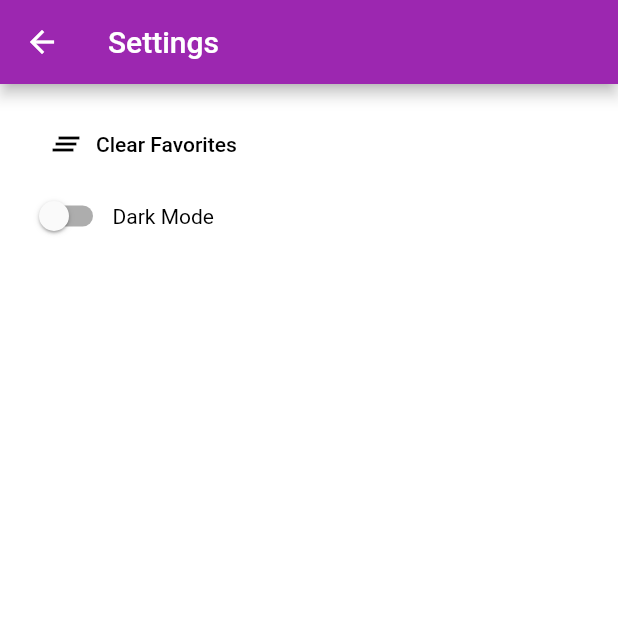
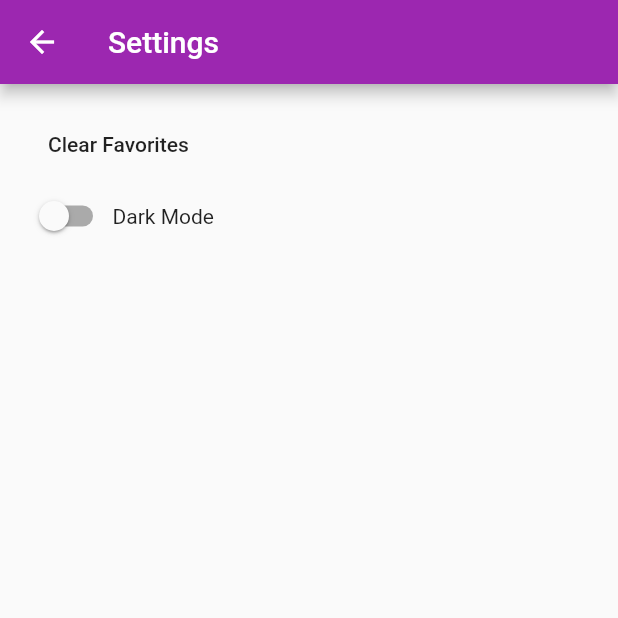
Before and after one commit to woyuwang/unit-converter, a Flutter app: the SettingsView screen opened directly, on a phone screen of 412 x 824 dp, the top half of it. Run offline on Flutter 3.47's test engine with Material 2 defaults, Android fonts, the phone set to English and light mode, and no system bars; our stand-ins replace shared_preferences; accounts and stored records are empty; network calls fail.

Commit message:
updated dark mode. version alpha 0.1.5b

```diff
--- a/lib/about-view.dart
+++ b/lib/about-view.dart
@@ -5,7 +5,6 @@ class AboutView extends StatelessWidget {
   @override
   Widget build(BuildContext context) {
     return Scaffold(
-      backgroundColor: Storage.darkMode ? Colors.grey[800] : Colors.white,
       appBar: AppBar(
         title: Text('About'),
       ),
@@ -19,7 +18,6 @@ class AboutView extends StatelessWidget {
               'Unit Converter',
               style: TextStyle(
                 fontSize: 24.0,
-                color: Storage.darkMode ? Colors.white : Colors.black,
               ),
             ),
             SizedBox(height: 12.0),
@@ -27,7 +25,6 @@ class AboutView extends StatelessWidget {
               'A handy app for all your conversion needs!',
               style: TextStyle(
                 fontSize: 16.0,
-                color: Storage.darkMode ? Colors.white : Colors.black,
               ),
             ),
             SizedBox(height: 8.0),
@@ -35,7 +32,6 @@ class AboutView extends StatelessWidget {
               'This is an app made from Dart and Flutter to support you in your quest to convert one unit to another.',
               style: TextStyle(
                 fontSize: 16.0,
-                color: Storage.darkMode ? Colors.white : Colors.black,
               ),
             ),
             SizedBox(height: 16.0),
@@ -43,7 +39,6 @@ class AboutView extends StatelessWidget {
               'Version: Alpha 0.1.5',
               style: TextStyle(
                 fontSize: 12.0,
-                color: Storage.darkMode ? Colors.white : Colors.black,
               ),
             ),
           ],
--- a/lib/settings-view.dart
+++ b/lib/settings-view.dart
@@ -10,7 +10,6 @@ class _SettingsViewState extends State<SettingsView> {
   @override
   Widget build(BuildContext context) {
     return Scaffold(
-      backgroundColor: Storage.darkMode ? Colors.grey[800] : Colors.white,
       appBar: AppBar(
         title: Text('Settings'),
       ),
@@ -21,13 +20,7 @@ class _SettingsViewState extends State<SettingsView> {
           crossAxisAlignment: CrossAxisAlignment.start,
           children: <Widget>[
             FlatButton(
-              child: Row(
-                children: <Widget>[
-                  Icon(Icons.clear_all, color: Storage.darkMode ? Colors.white : Colors.black),
-                  SizedBox(width: 8.0),
-                  Text('Clear Favorites', style: TextStyle(color: Storage.darkMode ? Colors.white : Colors.black)),
-                ],
-              ),
+              child: Text('Clear Favorites'),
               onPressed: () {
                 Storage.favoriteCategories = List<Category>();
                 Storage.saveFavoriteCategories();
@@ -38,12 +31,11 @@ class _SettingsViewState extends State<SettingsView> {
                 Switch(
                   value: Storage.darkMode,
                   onChanged: (value) {
-                    setState(() {
-                      Storage.darkMode = value;
-                    });
+                    Storage.darkMode = value;
+                    runApp(MyApp());
                   },
                 ),
-                Text('Dark Mode', style: TextStyle(color: Storage.darkMode ? Colors.white : Colors.black)),
+                Text('Dark Mode'),
               ],
             ),
           ],
```
Also changed, not shown: lib/conversion-view.dart (+0 -8 lines), lib/main.dart (+5 -8 lines), lib/tip-conversion-view.dart (+0 -9 lines).
